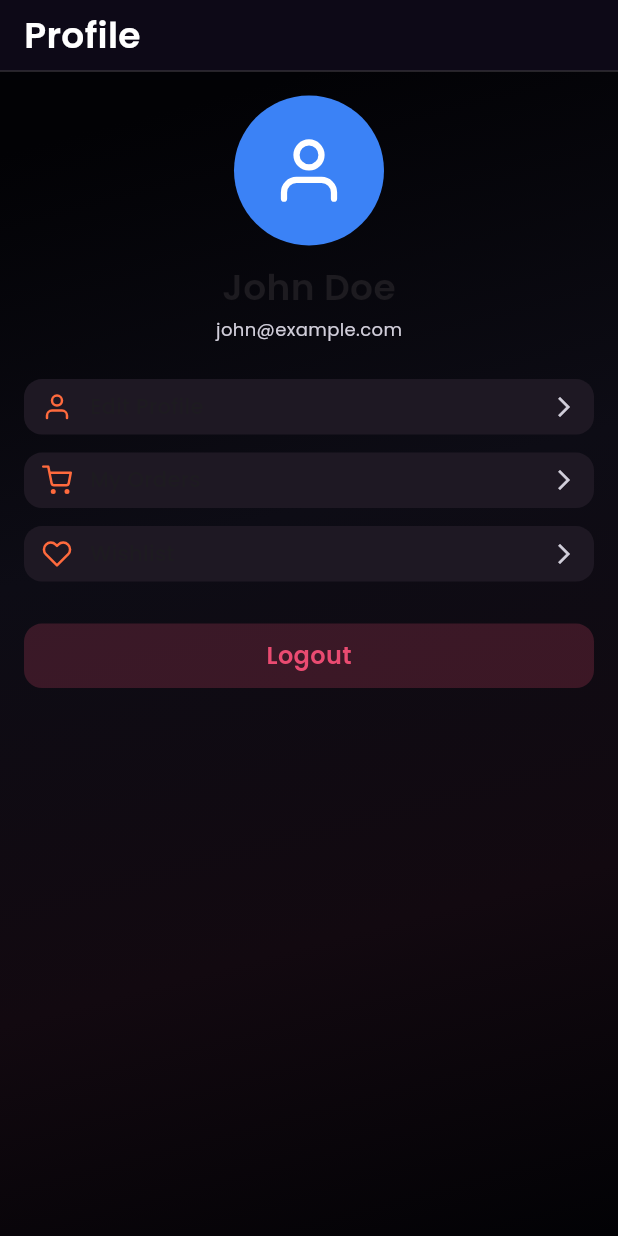
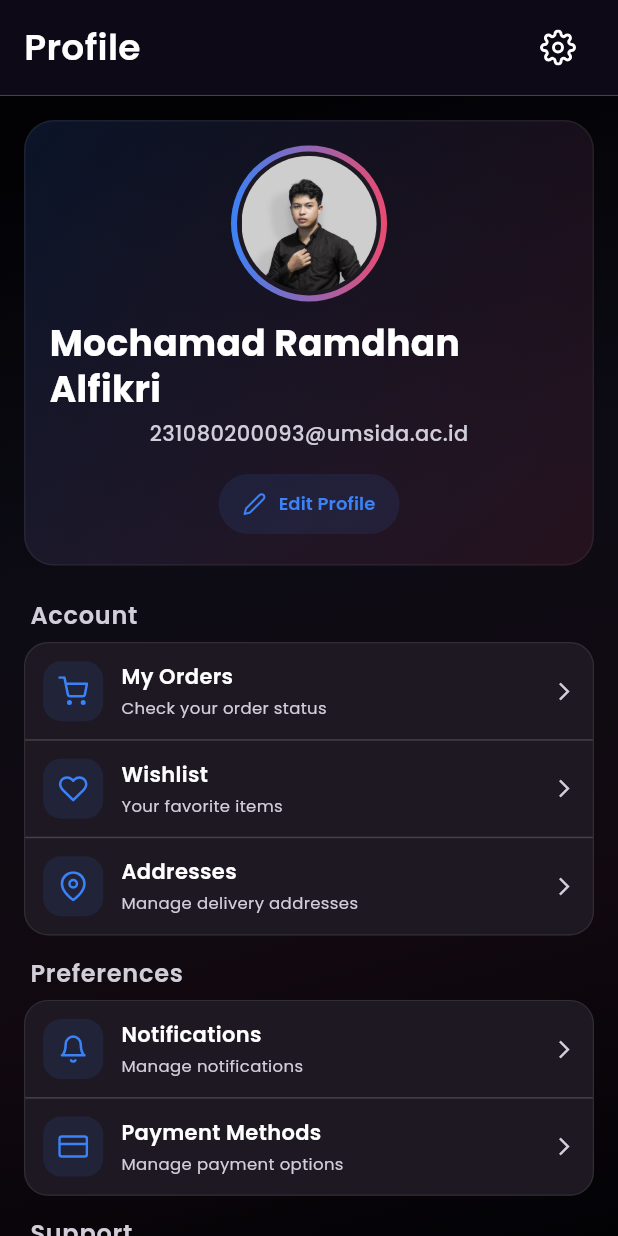
Before and after one commit to ramadhan14123/Flutter_MyShopMini, a Flutter app: the ProfileScreen screen opened directly, after a tap on "Edit Profile", on a phone screen of 412 x 824 dp. Run offline on Flutter 3.47's test engine with Material 3 defaults, Android fonts, the light colour scheme and no system bars; our stand-ins replace carousel_slider, feather_icons, google_fonts; network calls fail.

Commit message:
add new deain category and profil

```diff
--- a/lib/core/theme/icons/app_icons.dart
+++ b/lib/core/theme/icons/app_icons.dart
@@ -13,6 +13,14 @@ class AppIcons {
   static const IconData share = FeatherIcons.share2;
   static const IconData filter = FeatherIcons.sliders;
   static const IconData category = FeatherIcons.grid;
+  static const IconData settings = FeatherIcons.settings;
+  static const IconData edit = FeatherIcons.edit2;
+  static const IconData mapPin = FeatherIcons.mapPin;
+  static const IconData bell = FeatherIcons.bell;
+  static const IconData creditCard = FeatherIcons.creditCard;
+  static const IconData helpCircle = FeatherIcons.helpCircle;
+  static const IconData info = FeatherIcons.info;
+  static const IconData logOut = FeatherIcons.logOut;
   // Category specific
   static const IconData fashion = FeatherIcons.shoppingBag;
   static const IconData electronics = FeatherIcons.cpu; // or monitor
--- a/lib/screens/home_screen.dart
+++ b/lib/screens/home_screen.dart
@@ -13,7 +13,9 @@ import 'package:my_minishop/widgets/products/recommended_section.dart';
 import 'product_search_screen.dart';
 
 class HomeScreen extends StatelessWidget {
-  const HomeScreen({super.key});
+  final VoidCallback? onNavigateToCategories;
+
+  const HomeScreen({super.key, this.onNavigateToCategories});
 
   @override
   Widget build(BuildContext context) {
@@ -57,7 +59,10 @@ class HomeScreen extends StatelessWidget {
             children: [
               CategoryScroller(
                 categories: defaultCategories(),
-                onViewAll: () {},
+                onViewAll: onNavigateToCategories ?? () {
+                  // Fallback jika dipanggil langsung tanpa callback
+                  Navigator.of(context).pushNamed('/categories');
+                },
                 onCategoryTap: (categoryName) {
                   Navigator.of(context).push(
                     MaterialPageRoute(
--- a/lib/screens/main_screen.dart
+++ b/lib/screens/main_screen.dart
@@ -75,15 +75,15 @@ class _MainScreenState extends State<MainScreen> {
   Widget _getScreen(String route) {
     switch (route) {
       case '/home':
-        return const HomeScreen();
+        return HomeScreen(onNavigateToCategories: () => _handleNavigation('/categories'));
       case '/categories':
         return const CategoriesScreen();
       case '/orders':
-        return const OrdersScreen();
+        return OrdersScreen(onNavigateToHome: () => _handleNavigation('/home'));
       case '/profile':
         return const ProfileScreen();
       default:
-        return const HomeScreen();
+        return HomeScreen(onNavigateToCategories: () => _handleNavigation('/categories'));
     }
   }
 
--- a/lib/screens/orders_screen.dart
+++ b/lib/screens/orders_screen.dart
@@ -1,56 +1,34 @@
 import 'package:flutter/material.dart';
 import '../widgets/header/app_header.dart';
+import '../widgets/orders/empty_orders_state.dart';
 import '../core/theme/app_colors.dart';
-import '../core/theme/spacing/app_spacing.dart';
-import '../core/theme/typography/app_typography.dart';
+import '../core/theme/icons/app_icons.dart';
 
 class OrdersScreen extends StatelessWidget {
-  const OrdersScreen({super.key});
+  final VoidCallback? onNavigateToHome;
+
+  const OrdersScreen({super.key, this.onNavigateToHome});
 
   @override
   Widget build(BuildContext context) {
     return Scaffold(
       backgroundColor: AppColors.backgroundMain,
       appBar: AppHeader(
-        title: 'Orders',
+        title: 'My Orders',
         titleOnRight: false,
+        rightActions: [
+          IconButton(
+            icon: const Icon(AppIcons.filter, color: AppColors.textPrimary),
+            tooltip: 'Filter Orders',
+            onPressed: () {
+              // TODO: Implement order filters
+            },
+          ),
+        ],
       ),
       body: Container(
         decoration: const BoxDecoration(gradient: AppGradients.backgroundGradient),
-        child: Padding(
-          padding: const EdgeInsets.all(AppSpacing.lg),
-          child: ListView(
-            children: [
-              Text(
-                'Pesanan Anda',
-                style: AppTypography.headingLarge,
-              ),
-              const SizedBox(height: AppSpacing.lg),
-              // Placeholder untuk list pesanan
-              ListView.builder(
-                shrinkWrap: true,
-                physics: const NeverScrollableScrollPhysics(),
-                itemCount: 3,
-                itemBuilder: (context, index) => Container(
-                  margin: const EdgeInsets.only(bottom: AppSpacing.md),
-                  padding: const EdgeInsets.all(AppSpacing.md),
-                  decoration: BoxDecoration(
-                    color: AppColors.surfaceBase,
-                    borderRadius: BorderRadius.circular(12),
-                  ),
-                  child: const Column(
-                    crossAxisAlignment: CrossAxisAlignment.start,
-                    children: [
-                      Text('Order #1001'),
-                      SizedBox(height: AppSpacing.xs),
-                      Text('Status: Delivered'),
-                    ],
-                  ),
-                ),
-              ),
-            ],
-          ),
-        ),
+        child: EmptyOrdersState(onStartShopping: onNavigateToHome),
       ),
     );
   }
--- a/lib/screens/profile_screen.dart
+++ b/lib/screens/profile_screen.dart
@@ -1,8 +1,11 @@
 import 'package:flutter/material.dart';
 import '../widgets/header/app_header.dart';
+import '../widgets/profile/profile_header_card.dart';
+import '../widgets/profile/profile_menu_card.dart';
+import '../widgets/profile/profile_section_title.dart';
+import '../widgets/profile/profile_logout_button.dart';
 import '../core/theme/app_colors.dart';
 import '../core/theme/spacing/app_spacing.dart';
-import '../core/theme/typography/app_typography.dart';
 import '../core/theme/icons/app_icons.dart';
 
 class ProfileScreen extends StatelessWidget {
@@ -15,134 +18,109 @@ class ProfileScreen extends StatelessWidget {
       appBar: AppHeader(
         title: 'Profile',
         titleOnRight: false,
+        rightActions: [
+          IconButton(
+            icon: Icon(AppIcons.settings, color: AppColors.textPrimary),
+            tooltip: 'Settings',
+            onPressed: () {
+              // TODO: Navigate to settings
+            },
+          ),
+        ],
       ),
       body: Container(
         decoration: const BoxDecoration(gradient: AppGradients.backgroundGradient),
-        child: Padding(
+        child: ListView(
           padding: const EdgeInsets.all(AppSpacing.lg),
-          child: ListView(
           children: [
-              // Profile Header
-              Center(
-                child: Column(
-                  children: [
-                    CircleAvatar(
-                      radius: 50,
-                      backgroundColor: AppColors.accentBlue,
-                      child: const Icon(
-                        AppIcons.user,
-                        size: 50,
-                        color: Colors.white,
+            // Profile Header Card
+            ProfileHeaderCard(
+              name: 'Mochamad Ramdhan Alfikri',
+              email: '231080200093@umsida.ac.id',
+              imageAsset: 'assets/images/student1.JPG',
+              onEditProfile: () {
+                // TODO: Edit profile
+              },
             ),
+            const SizedBox(height: AppSpacing.xl),
+
+            // Account Section
+            const ProfileSectionTitle(title: 'Account'),
+            const SizedBox(height: AppSpacing.sm),
+            ProfileMenuCard(
+              items: [
+                ProfileMenuItem(
+                  icon: AppIcons.cart,
+                  title: 'My Orders',
+                  subtitle: 'Check your order status',
+                  onTap: () {},
                 ),
-                    const SizedBox(height: AppSpacing.md),
-                    Text(
-                      'John Doe',
-                      style: AppTypography.headingMedium,
+                ProfileMenuItem(
+                  icon: AppIcons.heart,
+                  title: 'Wishlist',
+                  subtitle: 'Your favorite items',
+                  onTap: () {},
                 ),
-                    const SizedBox(height: AppSpacing.xs),
-                    Text(
-                      'john@example.com',
-                      style: AppTypography.bodySmall.copyWith(
-                        color: AppColors.textSecondary,
-                      ),
+                ProfileMenuItem(
+                  icon: AppIcons.mapPin,
+                  title: 'Addresses',
+                  subtitle: 'Manage delivery addresses',
+                  onTap: () {},
                 ),
               ],
             ),
-              ),
-              const SizedBox(height: AppSpacing.xl),
-              // Profile Menu
-              _buildMenuItem(
-                icon: AppIcons.user,
-                title: 'Edit Profile',
+            const SizedBox(height: AppSpacing.lg),
+
+            // Preferences Section
+            const ProfileSectionTitle(title: 'Preferences'),
+            const SizedBox(height: AppSpacing.sm),
+            ProfileMenuCard(
+              items: [
+                ProfileMenuItem(
+                  icon: AppIcons.bell,
+                  title: 'Notifications',
+                  subtitle: 'Manage notifications',
                   onTap: () {},
                 ),
-              _buildMenuItem(
-                icon: AppIcons.cart,
-                title: 'My Orders',
+                ProfileMenuItem(
+                  icon: AppIcons.creditCard,
+                  title: 'Payment Methods',
+                  subtitle: 'Manage payment options',
                   onTap: () {},
-              ),
-              _buildMenuItem(
-                icon: AppIcons.heart,
-                title: 'Wishlist',
-                onTap: () {},
-              ),
-              const SizedBox(height: AppSpacing.lg),
-              // Logout Button
-              Container(
-                decoration: BoxDecoration(
-                  color: AppColors.accentPink.withValues(alpha: 0.2),
-                  borderRadius: BorderRadius.circular(12),
-                ),
-                child: Material(
-                  color: Colors.transparent,
-                  child: InkWell(
-                    onTap: () {},
-                    borderRadius: BorderRadius.circular(12),
-                    child: Padding(
-                      padding: const EdgeInsets.all(AppSpacing.md),
-                      child: Center(
-                        child: Text(
-                          'Logout',
-                          style: AppTypography.labelLarge.copyWith(
-                            color: AppColors.accentPink,
-                          ),
-                        ),
-                      ),
-                    ),
-                  ),
-                ),
                 ),
               ],
             ),
+            const SizedBox(height: AppSpacing.lg),
+
+            // Support Section
+            const ProfileSectionTitle(title: 'Support'),
+            const SizedBox(height: AppSpacing.sm),
+            ProfileMenuCard(
+              items: [
+                ProfileMenuItem(
+                  icon: AppIcons.helpCircle,
+                  title: 'Help Center',
+                  subtitle: 'Get help and support',
+                  onTap: () {},
                 ),
-      ),
-    );
-  }
-
-  Widget _buildMenuItem({
-    required IconData icon,
-    required String title,
-    required VoidCallback onTap,
-  }) {
-    return Container(
-      margin: const EdgeInsets.only(bottom: AppSpacing.md),
-      decoration: BoxDecoration(
-        color: AppColors.surfaceBase,
-        borderRadius: BorderRadius.circular(12),
-      ),
-      child: Material(
-        color: Colors.transparent,
-        child: InkWell(
-          onTap: onTap,
-          borderRadius: BorderRadius.circular(12),
-          child: Padding(
-            padding: const EdgeInsets.symmetric(
-              horizontal: AppSpacing.md,
-              vertical: AppSpacing.sm,
-            ),
-            child: Row(
-              children: [
-                Icon(
-                  icon,
-                  color: AppColors.accentOrange,
-                  size: 20,
-                ),
-                const SizedBox(width: AppSpacing.md),
-                Expanded(
-                  child: Text(
-                    title,
-                    style: AppTypography.bodyMedium,
-                  ),
-                ),
-                const Icon(
-                  Icons.arrow_forward_ios,
-                  size: 16,
-                  color: AppColors.textSecondary,
+                ProfileMenuItem(
+                  icon: AppIcons.info,
+                  title: 'About',
+                  subtitle: 'Learn more about us',
+                  onTap: () {},
                 ),
               ],
             ),
+            const SizedBox(height: AppSpacing.xl),
+
+            // Logout Button
+            ProfileLogoutButton(
+              onLogout: () {
+                // TODO: Logout
+              },
             ),
+            const SizedBox(height: AppSpacing.xl),
+          ],
         ),
       ),
     );
--- /dev/null
+++ b/lib/widgets/orders/empty_orders_state.dart
@@ -0,0 +1,95 @@
+import 'package:flutter/material.dart';
+import '../../core/theme/app_colors.dart';
+import '../../core/theme/spacing/app_spacing.dart';
+import '../../core/theme/typography/app_typography.dart';
+import '../../core/theme/icons/app_icons.dart';
+
+class EmptyOrdersState extends StatelessWidget {
+  final VoidCallback? onStartShopping;
+
+  const EmptyOrdersState({
+    super.key,
+    this.onStartShopping,
+  });
+
+  @override
+  Widget build(BuildContext context) {
+    return Center(
+      child: Padding(
+        padding: const EdgeInsets.all(AppSpacing.xl),
+        child: Column(
+          mainAxisAlignment: MainAxisAlignment.center,
+          children: [
+            // Icon
+            Container(
+              width: 120,
+              height: 120,
+              decoration: BoxDecoration(
+                color: AppColors.surfaceElevated.withOpacity(0.5),
+                shape: BoxShape.circle,
+              ),
+              child: const Icon(
+                AppIcons.cart,
+                size: 60,
+                color: AppColors.textSecondary,
+              ),
+            ),
+            const SizedBox(height: AppSpacing.xl),
+
+            // Title
+            Text(
+              'No Orders Found!',
+              style: AppTypography.headingLarge.copyWith(
+                color: AppColors.textPrimary,
+                fontWeight: FontWeight.w700,
+              ),
+            ),
+            const SizedBox(height: AppSpacing.md),
+
+            // Description
+            Text(
+              'Currently you do not have any orders. When you\norder something, It will appear here',
+              textAlign: TextAlign.center,
+              style: AppTypography.bodyMedium.copyWith(
+                color: AppColors.textSecondary,
+                height: 1.5,
+              ),
+            ),
+            const SizedBox(height: AppSpacing.xl * 2),
+
+            // Start Shopping Button
+            SizedBox(
+              width: double.infinity,
+              child: ElevatedButton(
+                onPressed: () {
+                  if (onStartShopping != null) {
+                    onStartShopping!();
+                  } else {
+                    // Fallback navigation
+                    Navigator.of(context).popUntil((route) => route.isFirst);
+                  }
+                },
+                style: ElevatedButton.styleFrom(
+                  backgroundColor: AppColors.accentBlue,
+                  foregroundColor: Colors.white,
+                  padding: const EdgeInsets.symmetric(vertical: 16),
+                  shape: RoundedRectangleBorder(
+                    borderRadius: BorderRadius.circular(12),
+                  ),
+                  elevation: 0,
+                ),
+                child: Text(
+                  'Start Shopping',
+                  style: AppTypography.bodyLarge.copyWith(
+                    color: Colors.white,
+                    fontWeight: FontWeight.w600,
+                  ),
+                ),
+              ),
+            ),
+          ],
+        ),
+      ),
+    );
+  }
+}
--- /dev/null
+++ b/lib/widgets/profile/profile_header_card.dart
@@ -0,0 +1,122 @@
+import 'package:flutter/material.dart';
+import '../../core/theme/app_colors.dart';
+import '../../core/theme/spacing/app_spacing.dart';
+import '../../core/theme/typography/app_typography.dart';
+import '../../core/theme/icons/app_icons.dart';
+
+class ProfileHeaderCard extends StatelessWidget {
+  final String name;
+  final String email;
+  final String? imageAsset;
+  final VoidCallback? onEditProfile;
+
+  const ProfileHeaderCard({
+    super.key,
+    required this.name,
+    required this.email,
+    this.imageAsset,
+    this.onEditProfile,
+  });
+
+  @override
+  Widget build(BuildContext context) {
+    return Container(
+      padding: const EdgeInsets.all(AppSpacing.lg),
+      decoration: BoxDecoration(
+        gradient: LinearGradient(
+          begin: Alignment.topLeft,
+          end: Alignment.bottomRight,
+          colors: [
+            AppColors.accentBlue.withOpacity(0.15),
+            AppColors.accentPink.withOpacity(0.1),
+          ],
+        ),
+        borderRadius: BorderRadius.circular(20),
+        border: Border.all(
+          color: AppColors.surfaceMuted.withOpacity(0.3),
+          width: 1,
+        ),
+      ),
+      child: Column(
+        children: [
+          // Avatar with gradient border
+          Container(
+            padding: const EdgeInsets.all(4),
+            decoration: BoxDecoration(
+              shape: BoxShape.circle,
+              gradient: LinearGradient(
+                colors: [
+                  AppColors.accentBlue,
+                  AppColors.accentPink,
+                ],
+              ),
+            ),
+            child: Container(
+              padding: const EdgeInsets.all(3),
+              decoration: const BoxDecoration(
+                color: AppColors.surfaceBase,
+                shape: BoxShape.circle,
+              ),
+              child: CircleAvatar(
+                radius: 45,
+                backgroundColor: AppColors.surfaceElevated,
+                backgroundImage: imageAsset != null
+                    ? AssetImage(imageAsset!)
+                    : null,
+                child: imageAsset == null
+                    ? const Icon(
+                        AppIcons.user,
+                        size: 45,
+                        color: AppColors.accentBlue,
+                      )
+                    : null,
+              ),
+            ),
+          ),
+          const SizedBox(height: AppSpacing.md),
+          Text(
+            name,
+            style: AppTypography.headingMedium.copyWith(
+              color: AppColors.textPrimary,
+              fontWeight: FontWeight.w700,
+            ),
+          ),
+          const SizedBox(height: AppSpacing.xs),
+          Text(
+            email,
+            style: AppTypography.bodyMedium.copyWith(
+              color: AppColors.textSecondary,
+            ),
+          ),
+          const SizedBox(height: AppSpacing.md),
+          // Edit Profile Button
+          TextButton.icon(
+            onPressed: onEditProfile,
+            icon: Icon(
+              AppIcons.edit,
+              size: 16,
+              color: AppColors.accentBlue,
+            ),
+            label: Text(
+              'Edit Profile',
+              style: AppTypography.bodySmall.copyWith(
+                color: AppColors.accentBlue,
+                fontWeight: FontWeight.w600,
+              ),
+            ),
+            style: TextButton.styleFrom(
+              backgroundColor: AppColors.accentBlue.withOpacity(0.1),
+              padding: const EdgeInsets.symmetric(
+                horizontal: 16,
+                vertical: 8,
+              ),
+              shape: RoundedRectangleBorder(
+                borderRadius: BorderRadius.circular(20),
+              ),
+            ),
+          ),
+        ],
+      ),
+    );
+  }
+}
--- /dev/null
+++ b/lib/widgets/profile/profile_logout_button.dart
@@ -0,0 +1,55 @@
+import 'package:flutter/material.dart';
+import '../../core/theme/app_colors.dart';
+import '../../core/theme/spacing/app_spacing.dart';
+import '../../core/theme/typography/app_typography.dart';
+import '../../core/theme/icons/app_icons.dart';
+
+class ProfileLogoutButton extends StatelessWidget {
+  final VoidCallback? onLogout;
+
+  const ProfileLogoutButton({
+    super.key,
+    this.onLogout,
+  });
+
+  @override
+  Widget build(BuildContext context) {
+    return Container(
+      decoration: BoxDecoration(
+        borderRadius: BorderRadius.circular(12),
+        border: Border.all(
+          color: AppColors.accentPink.withOpacity(0.3),
+          width: 1.5,
+        ),
+      ),
+      child: Material(
+        color: Colors.transparent,
+        child: InkWell(
+          onTap: onLogout,
+          borderRadius: BorderRadius.circular(12),
+          child: Padding(
+            padding: const EdgeInsets.symmetric(vertical: 16),
+            child: Row(
+              mainAxisAlignment: MainAxisAlignment.center,
+              children: [
+                Icon(
+                  AppIcons.logOut,
+                  color: AppColors.accentPink,
+                  size: 20,
+                ),
+                const SizedBox(width: AppSpacing.sm),
+                Text(
+                  'Logout',
+                  style: AppTypography.labelLarge.copyWith(
+                    color: AppColors.accentPink,
+                    fontWeight: FontWeight.w600,
+                  ),
+                ),
+              ],
+            ),
+          ),
+        ),
+      ),
+    );
+  }
+}
--- /dev/null
+++ b/lib/widgets/profile/profile_menu_card.dart
@@ -0,0 +1,109 @@
+import 'package:flutter/material.dart';
+import '../../core/theme/app_colors.dart';
+import '../../core/theme/spacing/app_spacing.dart';
+import '../../core/theme/typography/app_typography.dart';
+
+class ProfileMenuItem {
+  final IconData icon;
+  final String title;
+  final String subtitle;
+  final VoidCallback onTap;
+
+  ProfileMenuItem({
+    required this.icon,
+    required this.title,
+    required this.subtitle,
+    required this.onTap,
+  });
+}
+
+class ProfileMenuCard extends StatelessWidget {
+  final List<ProfileMenuItem> items;
+
+  const ProfileMenuCard({
+    super.key,
+    required this.items,
+  });
+
+  @override
+  Widget build(BuildContext context) {
+    return Container(
+      decoration: BoxDecoration(
+        color: AppColors.surfaceBase,
+        borderRadius: BorderRadius.circular(16),
+        border: Border.all(
+          color: AppColors.surfaceMuted.withOpacity(0.5),
+          width: 0.8,
+        ),
+      ),
+      child: Column(
+        children: List.generate(
+          items.length * 2 - 1,
+          (index) {
+            if (index.isOdd) {
+              return const Divider(height: 1, color: AppColors.surfaceMuted);
+            }
+            final itemIndex = index ~/ 2;
+            return _buildMenuItem(items[itemIndex]);
+          },
+        ),
+      ),
+    );
+  }
+
+  Widget _buildMenuItem(ProfileMenuItem item) {
+    return Material(
+      color: Colors.transparent,
+      child: InkWell(
+        onTap: item.onTap,
+        child: Padding(
+          padding: const EdgeInsets.all(AppSpacing.md),
+          child: Row(
+            children: [
+              Container(
+                padding: const EdgeInsets.all(10),
+                decoration: BoxDecoration(
+                  color: AppColors.accentBlue.withOpacity(0.1),
+                  borderRadius: BorderRadius.circular(12),
+                ),
+                child: Icon(
+                  item.icon,
+                  color: AppColors.accentBlue,
+                  size: 20,
+                ),
+              ),
+              const SizedBox(width: AppSpacing.md),
+              Expanded(
+                child: Column(
+                  crossAxisAlignment: CrossAxisAlignment.start,
+                  children: [
+                    Text(
+                      item.title,
+                      style: AppTypography.bodyMedium.copyWith(
+                        color: AppColors.textPrimary,
+                        fontWeight: FontWeight.w600,
+                      ),
+                    ),
+                    const SizedBox(height: 2),
+                    Text(
+                      item.subtitle,
+                      style: AppTypography.bodySmall.copyWith(
+                        color: AppColors.textSecondary,
+                        fontSize: 11,
+                      ),
+                    ),
+                  ],
+                ),
+              ),
+              const Icon(
+                Icons.arrow_forward_ios,
+                size: 14,
+                color: AppColors.textSecondary,
+              ),
+            ],
+          ),
+        ),
+      ),
+    );
+  }
+}
--- /dev/null
+++ b/lib/widgets/profile/profile_section_title.dart
@@ -0,0 +1,28 @@
+import 'package:flutter/material.dart';
+import '../../core/theme/app_colors.dart';
+import '../../core/theme/spacing/app_spacing.dart';
+import '../../core/theme/typography/app_typography.dart';
+
+class ProfileSectionTitle extends StatelessWidget {
+  final String title;
+
+  const ProfileSectionTitle({
+    super.key,
+    required this.title,
+  });
+
+  @override
+  Widget build(BuildContext context) {
+    return Padding(
+      padding: const EdgeInsets.only(left: AppSpacing.xs),
+      child: Text(
+        title,
+        style: AppTypography.labelLarge.copyWith(
+          color: AppColors.textSecondary,
+          fontWeight: FontWeight.w600,
+          letterSpacing: 0.5,
+        ),
+      ),
+    );
+  }
+}
```
Also changed, not shown: assets/images/student1.JPG (added). Lines whose indentation alone changed are shown as unchanged.
